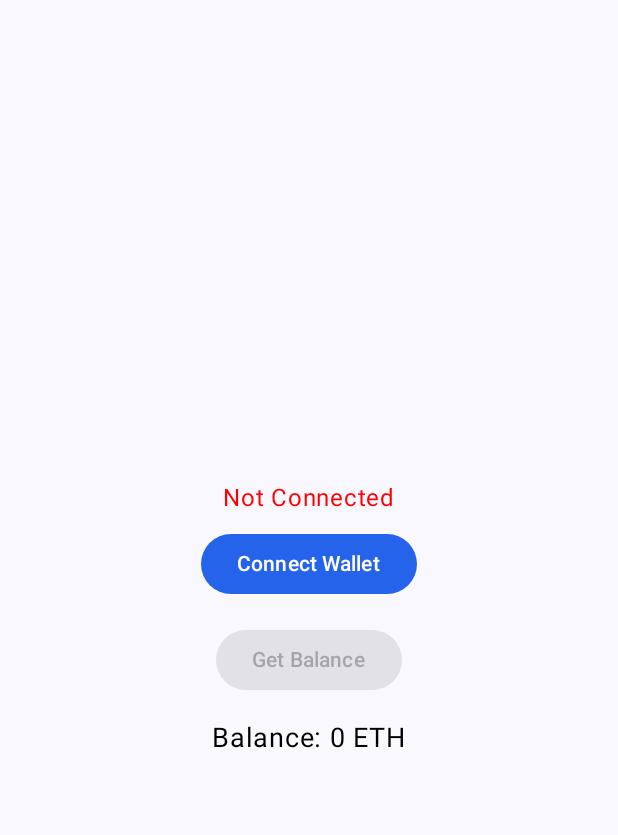
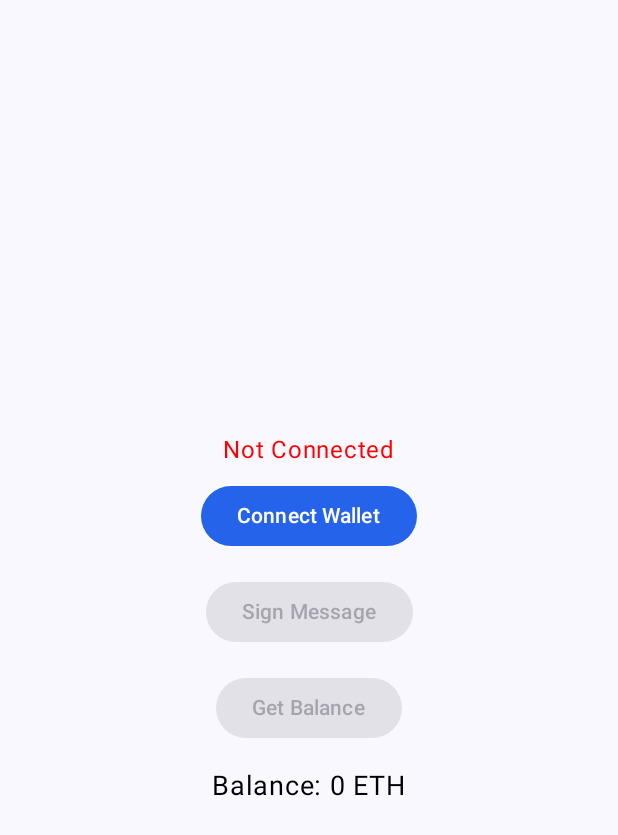
Before and after one commit to DariaKozlovska/paymoney-android, an Android app built with Jetpack Compose: the composable MainScreen shown on its own in the app's theme, on a phone screen of 412 x 824 dp. Shown: the top 835 px of the screen. Run offline under Robolectric (Android 15) with nearby library versions, the phone set to English and light mode, and no system bars; libraries missing offline, so code that uses them is left out: io.metamask.androidsdk.

Commit message:
Adding personal sign function

```diff
--- a/app/src/main/java/com/example/paymoney/MainActivity.kt
+++ b/app/src/main/java/com/example/paymoney/MainActivity.kt
@@ -53,13 +53,11 @@ fun MainScreen(viewModel: MainViewModel) {
     val uiState by viewModel.uiState.collectAsState()
     val uiEvent by viewModel.uiEvent.collectAsState()
 
-    // Handle UI events
     LaunchedEffect(uiEvent) {
         uiEvent?.let { event ->
             when (event) {
                 is UIEvent.ShowMessage -> {
-                    // You can show a snackbar or toast here
-                    println("Message: ${event.message}") // For debugging
+                    println("Message: ${event.message}")
                 }
             }
             viewModel.clearEvent()
@@ -73,7 +71,6 @@ fun MainScreen(viewModel: MainViewModel) {
         horizontalAlignment = Alignment.CenterHorizontally,
         verticalArrangement = Arrangement.Center,
     ) {
-        // Connection Status
         Text(
             text = if (uiState.isConnected) "Connected" else "Not Connected",
             fontSize = 16.sp,
@@ -82,7 +79,6 @@ fun MainScreen(viewModel: MainViewModel) {
 
         Spacer(modifier = Modifier.height(8.dp))
 
-        // Address
         if (uiState.address.isNotEmpty()) {
             Text(
                 text = "Address: ${uiState.address}",
@@ -92,7 +88,6 @@ fun MainScreen(viewModel: MainViewModel) {
             Spacer(modifier = Modifier.height(16.dp))
         }
 
-        // Connect/Disconnect Button
         Button(
             onClick = {
                 if (uiState.isConnected) {
@@ -110,6 +105,17 @@ fun MainScreen(viewModel: MainViewModel) {
                 else "Connect Wallet"
             )
         }
+
+        Spacer(modifier = Modifier.height(16.dp))
+
+        Button(
+            onClick = { viewModel.eventSink(EventSink.SignMessage) },
+            enabled = uiState.isConnected,
+            colors = ButtonDefaults.buttonColors(containerColor = Blue)
+        ) {
+            Text("Sign Message")
+        }
+
 
         Spacer(modifier = Modifier.height(16.dp))
 
--- a/app/src/main/java/com/example/paymoney/MainViewModel.kt
+++ b/app/src/main/java/com/example/paymoney/MainViewModel.kt
@@ -1,17 +1,16 @@
 package com.example.paymoney
 
+import android.util.Log
 import androidx.lifecycle.ViewModel
 import androidx.lifecycle.viewModelScope
 import io.metamask.androidsdk.Ethereum
 import io.metamask.androidsdk.EthereumRequest
-import io.metamask.androidsdk.RequestError
 import io.metamask.androidsdk.Result
 import kotlinx.coroutines.flow.MutableStateFlow
 import kotlinx.coroutines.flow.StateFlow
 import kotlinx.coroutines.flow.asStateFlow
 import kotlinx.coroutines.launch
 import java.math.BigInteger
-import android.util.Log
 
 sealed class UIEvent {
     data class ShowMessage(val message: String) : UIEvent()
@@ -21,6 +20,7 @@ sealed class EventSink {
     object Connect : EventSink()
     object GetBalance : EventSink()
     object Disconnect : EventSink()
+    object SignMessage : EventSink() // ✅ added for triggering from UI
 }
 
 data class MainUiState(
@@ -40,6 +40,10 @@ class MainViewModel(
     private val _uiState = MutableStateFlow(MainUiState())
     val uiState: StateFlow<MainUiState> = _uiState.asStateFlow()
 
+    companion object {
+        private const val TAG = "MainViewModel"
+    }
+
     private fun showMessage(message: String) {
         viewModelScope.launch {
             _uiEvent.emit(UIEvent.ShowMessage(message))
@@ -56,41 +60,10 @@ class MainViewModel(
                 EventSink.Connect -> connectWallet()
                 EventSink.GetBalance -> getBalance()
                 EventSink.Disconnect -> disconnectWallet()
+                EventSink.SignMessage -> signMessage()
             }
         }
     }
-
-    companion object {
-        private const val TAG = "MainViewModel"
-    }
-
-//    private fun connectWallet() {
-//        updateState { it.copy(isConnecting = true) }
-//
-//        ethereum.connect { result ->
-//            viewModelScope.launch {
-//                if (result is Result.Error) {
-//                    updateState { it.copy(isConnecting = false) }
-//                    showMessage("Connection failed: ${result.error.message}")
-//                } else if (result is Result.Success) {
-//                    val accounts = result as? List<*>
-//                    if (accounts?.isNotEmpty() == true) {
-//                        updateState {
-//                            it.copy(
-//                                isConnecting = false,
-//                                isConnected = true,
-//                                address = accounts.first().toString()
-//                            )
-//                        }
-//                        showMessage("Connected successfully!")
-//                    } else {
-//                        updateState { it.copy(isConnecting = false) }
-//                        showMessage("Connection failed: No accounts returned")
-//                    }
-//                }
-//            }
-//        }
-//    }
 
     private fun connectWallet() {
         updateState { it.copy(isConnecting = true) }
@@ -100,16 +73,15 @@ class MainViewModel(
                 when (result) {
                     is Result.Error -> {
                         updateState { it.copy(isConnecting = false) }
-                        showMessage("Łączenie nie powiodło się : ${result.error.message}")
+                        showMessage("Connection failed : ${result.error.message}")
                     }
                     is Result.Success -> {
-                        Log.d(TAG, "Łączenie wynik: ${result}")
+                        Log.d(TAG, "Connection success: ${result}")
                         Log.d(TAG, "Result class: ${result::class.java}")
                         Log.d(TAG, "Result class: ${result::class.simpleName}")
                         val item = result as Result.Success.Item
                         val accounts = item.value
                         Log.d(TAG, "Unwrapped data: $accounts")
-//                        val accounts = result as? List<*>
                         if (accounts?.isNotEmpty() == true) {
                             updateState {
                                 it.copy(
@@ -118,49 +90,81 @@ class MainViewModel(
                                     address = accounts.toString()
                                 )
                             }
-                            showMessage("Połączono")
+                            showMessage("Connected successfully!")
                         } else {
                             updateState { it.copy(isConnecting = false) }
-                            showMessage("Łączenie nie powiodło się: brak konta")
+                            showMessage("Connection failed: No accounts returned")
+                        }
                     }
                 }
             }
         }
     }
 
+    private fun signMessage() {
+        val address = uiState.value.address
+        if (address.isEmpty()) {
+            showMessage("Not connected to wallet")
+            return
+        }
+
+        val message = "Login to PayMoney App - ${System.currentTimeMillis()}"
+        val hexMessage = "0x" + message.encodeToByteArray().toHex()
+
+        val request = EthereumRequest(
+            method = "personal_sign",
+            params = listOf(address, hexMessage)
+        )
+
+        ethereum.sendRequest(request) { result ->
+            viewModelScope.launch {
+                when (result) {
+                    is Result.Success -> {
+                        val item = result as? Result.Success.Item
+                        val signature = item?.value as? String
+                        if (signature != null) {
+                            Log.d(TAG, "Signature: $signature")
+                            showMessage("Signature received!")
+                        } else {
+                            showMessage("No signature returned")
+                        }
+                    }
+
+                    is Result.Error -> {
+                        Log.e(TAG, "Signing error: ${result.error.message}")
+                        showMessage("Signing failed: ${result.error.message}")
+                    }
+                }
+            }
+        }
     }
 
     private fun getBalance() {
-        if (!uiState.value.isConnected || uiState.value.address.isEmpty()) {
+        val address = uiState.value.address
+        if (!uiState.value.isConnected || address.isEmpty()) {
             showMessage("Please connect wallet first")
             return
         }
 
         val request = EthereumRequest(
             method = "eth_getBalance",
-            params = listOf(uiState.value.address, "latest")
+            params = listOf(address, "latest")
         )
 
         ethereum.sendRequest(request) { result ->
             viewModelScope.launch {
-                if (result is Result.Error) {
+                when (result) {
+                    is Result.Error -> {
                         showMessage("Failed to get balance: ${result.error.message}")
-                } else if (result is Result.Success) {
-                    try {
-                        // Changed 'result.data' to 'result.value'
-                        val balanceHex = result as? String ?: "0x0"
-                        val cleanHex = if (balanceHex.startsWith("0x")) {
-                            balanceHex.substring(2)
-                        } else {
-                            balanceHex
                     }
 
-                        val balanceWei = if (cleanHex.isEmpty()) {
-                            BigInteger.ZERO
-                        } else {
-                            BigInteger(cleanHex, 16)
-                        }
+                    is Result.Success -> {
+                        val item = result as? Result.Success.Item
+                        val balanceHex = item?.value as? String ?: "0x0"
 
+                        try {
+                            val cleanHex = balanceHex.removePrefix("0x")
+                            val balanceWei = cleanHex.toBigIntegerOrNull(16) ?: BigInteger.ZERO
                             val balanceEth = balanceWei.toBigDecimal()
                                 .divide(BigInteger.TEN.pow(18).toBigDecimal())
 
@@ -168,8 +172,9 @@ class MainViewModel(
                                 it.copy(balance = String.format("%.6f ETH", balanceEth))
                             }
                         } catch (e: Exception) {
-                        updateState { it.copy(balance = "Error parsing balance") }
+                            updateState { it.copy(balance = "Error") }
                             showMessage("Error parsing balance: ${e.message}")
+                        }
                     }
                 }
             }
@@ -196,4 +201,8 @@ class MainViewModel(
     fun clearEvent() {
         _uiEvent.value = null
     }
+
+    // ✅ ByteArray.toHex() extension
+    private fun ByteArray.toHex(): String =
+        joinToString("") { "%02x".format(it) }
 }
--- a/app/src/main/java/com/example/paymoney/views/AccountView.kt
+++ b/app/src/main/java/com/example/paymoney/views/AccountView.kt
@@ -70,7 +70,7 @@ fun AccountView(
             horizontalArrangement = Arrangement.SpaceEvenly
         ){
             Button(
-                onClick = {/* TODO */},
+                onClick = {},
                 modifier = Modifier
                     .height(56.dp)
                     .weight(1f),
```
Lines whose indentation alone changed are shown as unchanged.
